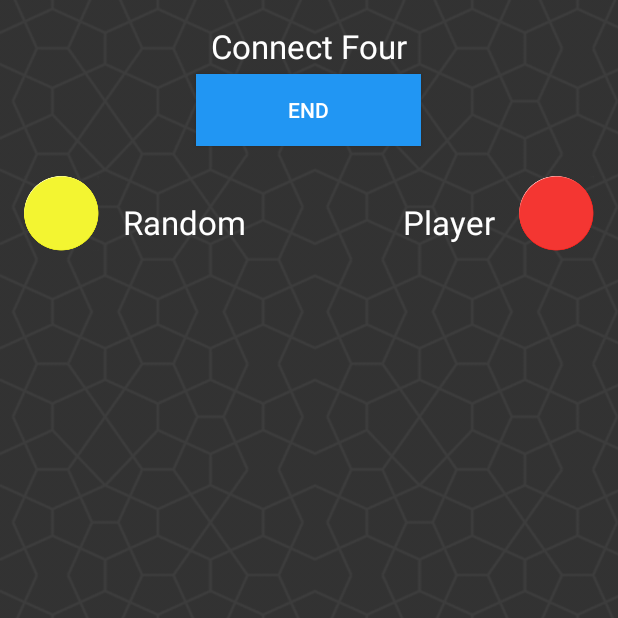
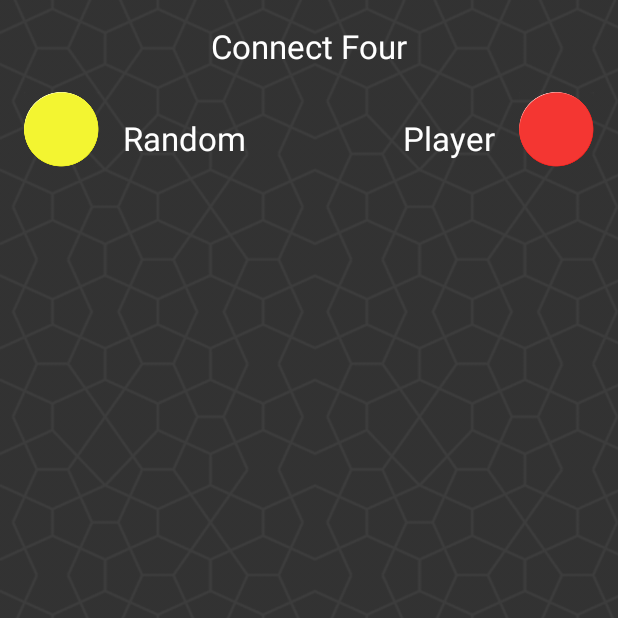
Before and after one commit to dmytroKarataiev/ConnectFour, an Android app: the screen it shows after launch (MainActivity), after a tap on "RANDOM", on a phone screen of 412 x 824 dp, the top half of it. Run offline under Robolectric (Android 15) with nearby library versions, the phone set to English and light mode, and no system bars.

Commit message:
delete: END button

```diff
--- a/app/src/main/java/karataiev/dmytro/connectfour/MainActivity.java
+++ b/app/src/main/java/karataiev/dmytro/connectfour/MainActivity.java
@@ -2,16 +2,13 @@ package karataiev.dmytro.connectfour;
 
 import android.app.Activity;
 import android.app.AlertDialog;
-import android.content.Context;
 import android.content.DialogInterface;
 import android.graphics.Point;
 import android.os.Bundle;
 import android.support.v7.app.AppCompatActivity;
 import android.view.Display;
 import android.view.MotionEvent;
-import android.view.View;
 import android.view.ViewTreeObserver;
-import android.widget.Button;
 import android.widget.ImageView;
 
 import karataiev.dmytro.connectfour.players.AdvancedAgent;
@@ -28,7 +25,6 @@ public class MainActivity extends AppCompatActivity {
     Connect4Frame mainframe;
     Connect4Game game;
     int[] output;
-    Button playToEndButton;
 
     @Override
     protected void onCreate(Bundle savedInstanceState) {
@@ -49,35 +45,22 @@ public class MainActivity extends AppCompatActivity {
         redPlayer.setName(Utility.getPlayerNameFromPref(getApplicationContext()));
 
         // depending on id variable from new game screen chooses needed player
-        if (id == 1)
-        {
+        if (id == 1) {
             yellowPlayer = new MyAgent(game, false); // simple connect four algorithm, tries to block you from winning
             yellowPlayer.setName("Easy");
-        }
-        else if (id == 2)
-        {
+        } else if (id == 2) {
             yellowPlayer = new RandomAgent(game, false); // moves completely randomly
             yellowPlayer.setName("Random");
-        }
-        else if (id == 3)
-        {
+        } else if (id == 3) {
             yellowPlayer = new PlayerAgent(game, false); // second user controlled player
             yellowPlayer.setName("Player");
-        }
-        else if (id == 4)
-        {
+        } else if (id == 4) {
             yellowPlayer = new AdvancedAgent(game, false); // AdvancedPlayer player
             yellowPlayer.setName("Advanced");
-        }
-        else if (id == 5)
-        {
+        } else if (id == 5) {
             yellowPlayer = new BrilliantAgent(game, false); // BrilliantPlayer player
             yellowPlayer.setName("Brilliant");
         }
-
-        // button to finish the game
-        addListenerOnButton();
-
 
         // passing of activity to game frame
         Activity toPass = this;
@@ -86,14 +69,12 @@ public class MainActivity extends AppCompatActivity {
     }
 
 
-
     // starts the game on focus (to be able to get dimensions of the imageview
     @Override
-    public void onWindowFocusChanged(boolean hasFocus){
+    public void onWindowFocusChanged(boolean hasFocus) {
 
         // starts the game when users focuses on the screen (to be able to get dimensions correctly)
-        if (!mainframe.gameActive)
-        {
+        if (!mainframe.gameActive) {
             mainframe.newGameButtonPressed();
         }
     }
@@ -101,10 +82,10 @@ public class MainActivity extends AppCompatActivity {
 
     /**
      * Method to get game field imageview size to draw the field correctly
+     *
      * @return dimensions of the field
      */
-    public int[] imageViewSize()
-    {
+    public int[] imageViewSize() {
 
         output = new int[2];
 
@@ -126,8 +107,9 @@ public class MainActivity extends AppCompatActivity {
 
     /**
      * method to capture different touch activities and if player is a user - make a move, if it's valid
+     *
      * @return touch event
-     * */
+     */
     @Override
     public boolean onTouchEvent(MotionEvent event) {
         int action = event.getActionMasked();
@@ -137,7 +119,6 @@ public class MainActivity extends AppCompatActivity {
         Point size = new Point();
         display.getSize(size);
         int width = size.x;
-        int height = size.y;
 
         // different touch activities
         switch (action) {
@@ -149,15 +130,14 @@ public class MainActivity extends AppCompatActivity {
                 int move = (int) initialX / (width / 7);
 
                 if (mainframe.gameActive) {
-                    if (mainframe.redPlayerturn && redPlayer instanceof PlayerAgent && ((PlayerAgent) redPlayer)
+                    if (mainframe.redPlayerturn && redPlayer instanceof PlayerAgent && (redPlayer)
                             .getLowestEmptyIndex(game.getColumn(move)) > -1) {
 
                         mainframe.nextMoveButtonPressed(move);
                         if (mainframe.gameActive && !(yellowPlayer instanceof PlayerAgent)) {
                             mainframe.nextMoveButtonPressed(-1);
                         }
-                    }
-                    else if (!mainframe.redPlayerturn && yellowPlayer instanceof PlayerAgent && ((PlayerAgent) yellowPlayer)
+                    } else if (!mainframe.redPlayerturn && yellowPlayer instanceof PlayerAgent && (yellowPlayer)
                             .getLowestEmptyIndex(game.getColumn(move)) > -1) {
 
                         mainframe.nextMoveButtonPressed(move);
@@ -165,32 +145,12 @@ public class MainActivity extends AppCompatActivity {
                             mainframe.nextMoveButtonPressed(-1);
                         }
                     }
-
                 }
 
                 break;
-
-
         }
 
         return super.onTouchEvent(event);
-    }
-
-
-    // end the game
-    public void addListenerOnButton() {
-
-        final Context context = this;
-        playToEndButton = (Button) findViewById(R.id.end);
-        playToEndButton.setOnClickListener(new View.OnClickListener() {
-
-            @Override
-            public void onClick(View arg0) {
-                finish();
-            }
-
-        });
-
     }
 
     @Override
@@ -201,9 +161,7 @@ public class MainActivity extends AppCompatActivity {
                     @Override
                     public void onClick(DialogInterface dialog, int which) {
                         finish();
-                    }
-
-                })
+                    }})
                 .setNegativeButton("No", null)
                 .show();
     }
--- a/app/src/main/res/layout/content_main.xml
+++ b/app/src/main/res/layout/content_main.xml
@@ -31,22 +31,6 @@
             android:text="@string/status"
             android:textColor="@color/black"
             android:textSize="@dimen/textGame" />
-
-        <LinearLayout
-            android:layout_width="match_parent"
-            android:layout_height="wrap_content"
-            android:gravity="center_horizontal"
-            android:orientation="horizontal"
-            android:paddingLeft="@dimen/activity_horizontal_margin"
-            android:paddingRight="@dimen/activity_horizontal_margin">
-
-
-            <Button
-                android:id="@+id/end"
-                style="@style/ButtonConnectFour"
-                android:text="@string/toEnd" />
-
-        </LinearLayout>
 
         <RelativeLayout
             android:layout_width="match_parent"
```
